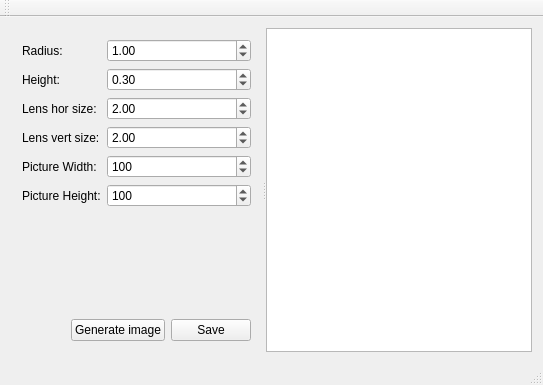
Old version of the form tools/spherelensgenerator/mainwindow.ui in the repository kazeevn/Mipt-ray-tracer.
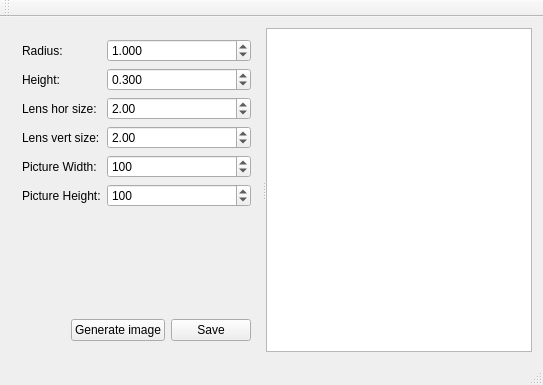
New version of the form.

The edit to the form file:
```diff
--- a/tools/spherelensgenerator/mainwindow.ui
+++ b/tools/spherelensgenerator/mainwindow.ui
@@ -20,7 +20,7 @@
       <property name="orientation">
        <enum>Qt::Horizontal</enum>
       </property>
-      <widget class="QWidget" name="">
+      <widget class="QWidget" name="layoutWidget">
        <layout class="QVBoxLayout" name="verticalLayout">
         <item>
          <layout class="QFormLayout" name="formLayout">
@@ -33,6 +33,12 @@
           </item>
           <item row="0" column="1">
            <widget class="QDoubleSpinBox" name="radiusBox">
+            <property name="decimals">
+             <number>3</number>
+            </property>
+            <property name="singleStep">
+             <double>0.100000000000000</double>
+            </property>
             <property name="value">
              <double>1.000000000000000</double>
             </property>
@@ -47,6 +53,12 @@
           </item>
           <item row="1" column="1">
            <widget class="QDoubleSpinBox" name="lensHeightBox">
+            <property name="decimals">
+             <number>3</number>
+            </property>
+            <property name="singleStep">
+             <double>0.010000000000000</double>
+            </property>
             <property name="value">
              <double>0.300000000000000</double>
             </property>
```
